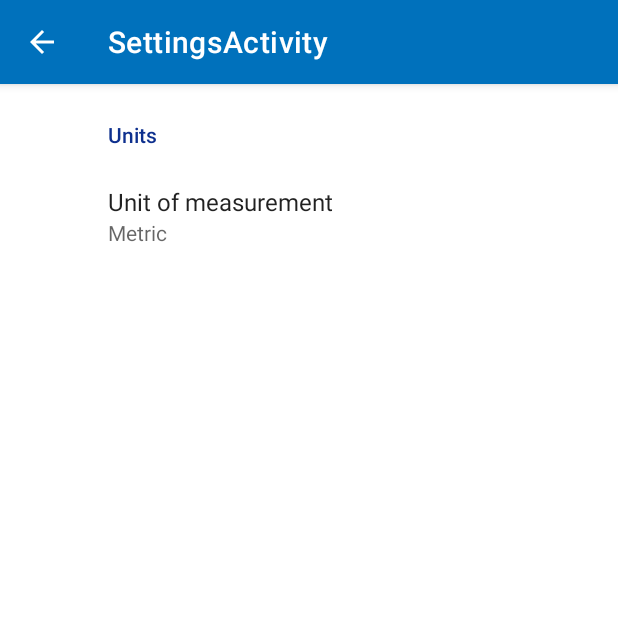
After one commit to kristof12345/Weather, an Android app: the SettingsActivity screen opened directly, with no data from a screen before it, on a phone screen of 412 x 824 dp, the top half of it. The commit adds this screen. Run offline under Robolectric (Android 15) with nearby library versions, the phone set to English and light mode, and no system bars; our stand-ins replace androidx.preference; network calls fail.

Commit message:
Implement preferences screen

```diff
--- a/app/build.gradle
+++ b/app/build.gradle
@@ -47,6 +47,7 @@ dependencies {
     implementation 'androidx.lifecycle:lifecycle-viewmodel-ktx:2.2.0'
     implementation 'androidx.navigation:navigation-fragment-ktx:2.2.2'
     implementation 'androidx.navigation:navigation-ui-ktx:2.2.2'
+    implementation 'androidx.preference:preference:1.1.1'
     testImplementation 'junit:junit:4.+'
     androidTestImplementation 'androidx.test.ext:junit:1.1.1'
     androidTestImplementation 'androidx.test.espresso:espresso-core:3.2.0'
--- a/app/src/main/java/com/kristof/weather/presenters/CitiesPresenter.kt
+++ b/app/src/main/java/com/kristof/weather/presenters/CitiesPresenter.kt
@@ -1,6 +1,7 @@
 package com.kristof.weather.presenters
 
 import android.content.Context
+import com.kristof.weather.getDefaultSharedPreferences
 import com.kristof.weather.repositories.database.CitiesRepository
 import com.kristof.weather.repositories.network.WeatherRepository
 import com.kristof.weather.views.cities.ICitiesScreen
@@ -13,9 +14,12 @@ class CitiesPresenter @Inject constructor(
     Presenter<ICitiesScreen?>() {
 
     fun getCities(context: Context) {
+        val preferences = context.getDefaultSharedPreferences()
+        val unit = preferences.getString("unit", "metric")!!
+
         var citiesList = citiesRepository.getFavourites(context)
         for (city in citiesList) {
-            var response = weatherRepository.getCurrent(city).execute()
+            var response = weatherRepository.getCurrent(city, unit).execute()
             if (response.isSuccessful) {
                 var weather = response.body()!!
                 city.location = weather.coord
--- /dev/null
+++ b/app/src/main/java/com/kristof/weather/views/settings/SettingsActivity.kt
@@ -0,0 +1,38 @@
+package com.kristof.weather.views.settings
+
+import android.os.Bundle
+import android.view.MenuItem
+import androidx.appcompat.app.AppCompatActivity
+import androidx.preference.PreferenceFragmentCompat
+import com.kristof.weather.R
+
+class SettingsActivity : AppCompatActivity() {
+
+    override fun onCreate(savedInstanceState: Bundle?) {
+        super.onCreate(savedInstanceState)
+        setContentView(R.layout.settings_activity)
+        if (savedInstanceState == null) {
+            supportFragmentManager
+                .beginTransaction()
+                .replace(R.id.settings, SettingsFragment())
+                .commit()
+        }
+        supportActionBar?.setDisplayHomeAsUpEnabled(true)
+    }
+
+    override fun onOptionsItemSelected(item: MenuItem): Boolean {
+        when (item.itemId) {
+            android.R.id.home -> {
+                super.onBackPressed()
+                return true
+            }
+        }
+        return super.onOptionsItemSelected(item)
+    }
+
+    class SettingsFragment : PreferenceFragmentCompat() {
+        override fun onCreatePreferences(savedInstanceState: Bundle?, rootKey: String?) {
+            setPreferencesFromResource(R.xml.root_preferences, rootKey)
+        }
+    }
+}
--- a/app/src/main/java/com/kristof/weather/views/weather/current/CurrentWeatherFragment.kt
+++ b/app/src/main/java/com/kristof/weather/views/weather/current/CurrentWeatherFragment.kt
@@ -45,7 +45,7 @@ class CurrentWeatherFragment : Fragment(), ICurrentWeatherScreen {
         super.onStart()
         weatherPresenter.attachScreen(this);
         lifecycleScope.launch(Dispatchers.IO) {
-            weatherPresenter.getWeather(City("Budapest"))
+            weatherPresenter.getWeather(City("Budapest"), requireContext())
         }
     }
 
--- a/app/src/main/java/com/kristof/weather/views/weather/forecast/WeatherForecastFragment.kt
+++ b/app/src/main/java/com/kristof/weather/views/weather/forecast/WeatherForecastFragment.kt
@@ -46,7 +46,7 @@ class WeatherForecastFragment : Fragment(), IWeatherForecastScreen {
         super.onStart()
         weatherPresenter.attachScreen(this);
         lifecycleScope.launch(Dispatchers.IO) {
-            weatherPresenter.getWeather(City("Budapest", Location(10.0,20.0)))
+            weatherPresenter.getWeather(City("Budapest", Location(10.0,20.0)), requireContext())
         }
     }
 
--- /dev/null
+++ b/app/src/main/res/layout/settings_activity.xml
@@ -0,0 +1,10 @@
+<LinearLayout xmlns:android="http://schemas.android.com/apk/res/android"
+    android:layout_width="match_parent"
+    android:layout_height="match_parent">
+
+    <FrameLayout
+        android:id="@+id/settings"
+        android:layout_width="match_parent"
+        android:layout_height="match_parent" />
+
+</LinearLayout>
--- /dev/null
+++ b/app/src/main/res/values/arrays.xml
@@ -0,0 +1,15 @@
+<resources>
+
+    <string-array name="unit_entries">
+        <item>Metric</item>
+        <item>Standard</item>
+        <item>Imperial</item>
+    </string-array>
+
+    <string-array name="unit_values">
+        <item>metric</item>
+        <item>standard</item>
+        <item>imperial</item>
+    </string-array>
+
+</resources>
--- /dev/null
+++ b/app/src/main/res/xml/root_preferences.xml
@@ -0,0 +1,15 @@
+<PreferenceScreen xmlns:app="http://schemas.android.com/apk/res-auto">
+
+    <PreferenceCategory app:title="@string/units_header">
+
+        <ListPreference
+            app:defaultValue="metric"
+            app:entries="@array/unit_entries"
+            app:entryValues="@array/unit_values"
+            app:key="unit"
+            app:title="@string/measurement_units"
+            app:useSimpleSummaryProvider="true" />
+
+    </PreferenceCategory>
+
+</PreferenceScreen>
```
Also changed, not shown: app/src/main/AndroidManifest.xml (+5 -3 lines), app/src/main/java/com/kristof/weather/ContextExtensions.kt (added, +10 -0 lines), app/src/main/java/com/kristof/weather/presenters/WeatherForecastPresenter.kt (+7 -2 lines), app/src/main/java/com/kristof/weather/presenters/WeatherPresenter.kt (+10 -3 lines), app/src/main/java/com/kristof/weather/repositories/network/WeatherRepository.kt (+7 -7 lines), app/src/main/java/com/kristof/weather/views/cities/CitiesActivity.kt (+20 -0 lines), app/src/main/res/menu/menu_main.xml (added, +10 -0 lines), app/src/main/res/values/strings.xml (+19 -0 lines).
